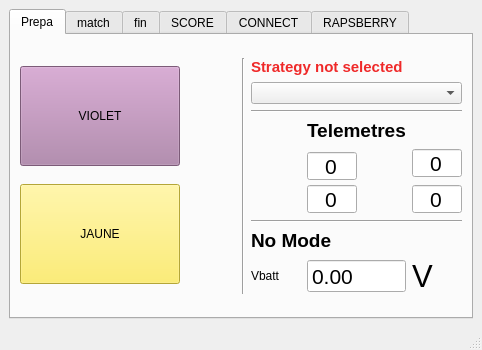
Before: the Qt Designer form PluginModules/Ecran/ihm_Ecran.ui in CRLG/LABOTBOX, drawn with Qt 5.
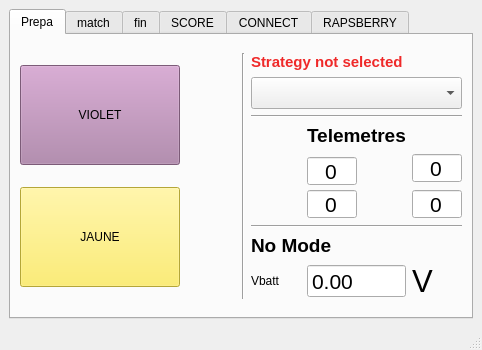
After: the same form once the commit is applied. Custom widgets are drawn as their Qt base class.

Commit message: #38 Augmentation de la taille de police du choix de stratégie

The edit to the form file:
```diff
--- a/PluginModules/Ecran/ihm_Ecran.ui
+++ b/PluginModules/Ecran/ihm_Ecran.ui
@@ -150,9 +150,17 @@
           </item>
           <item row="1" column="0" colspan="3">
            <widget class="QComboBox" name="combo_ChoixStrategie">
+            <property name="font">
+             <font>
+              <pointsize>15</pointsize>
+             </font>
+            </property>
             <property name="toolTip">
              <string>Choix d'une stratégie</string>
             </property>
+            <property name="currentText">
+             <string/>
+            </property>
            </widget>
           </item>
           <item row="5" column="2">
```
